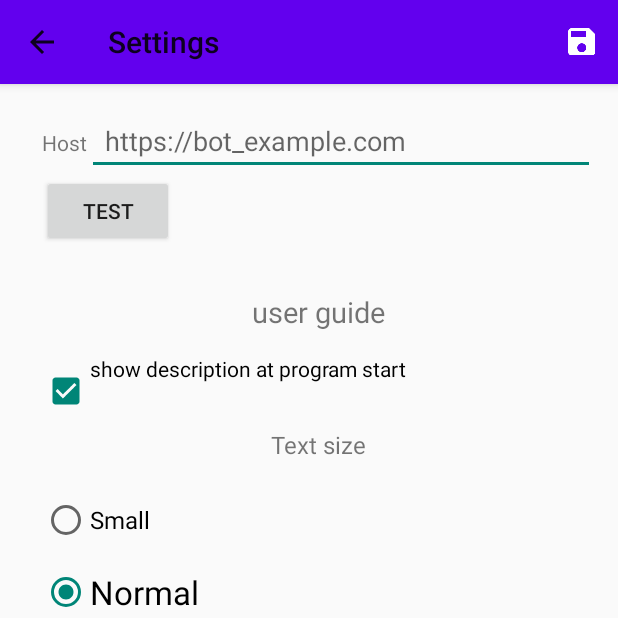
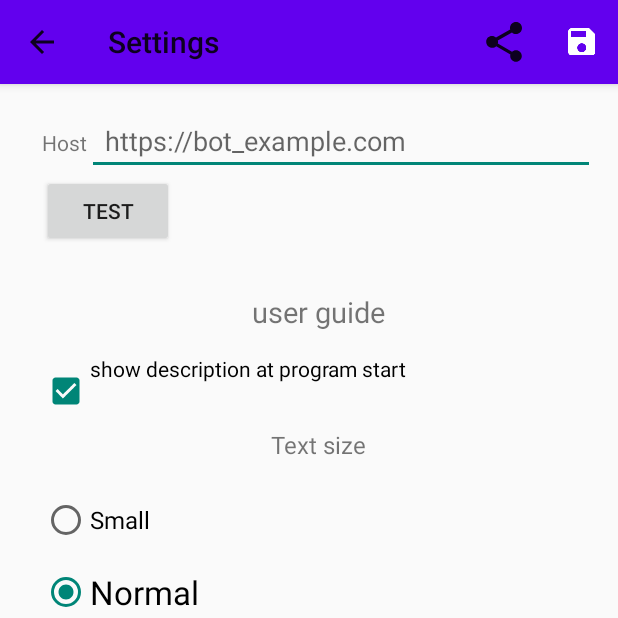
Before and after one commit to yarrou/ControllerForTelegramBot, an Android app: the SettingActivity screen opened directly, with no data from a screen before it, on a phone screen of 412 x 824 dp, the top half of it. Run offline under Robolectric (Android 15) with nearby library versions, the phone set to English and light mode, and no system bars; 1 statement that could not run was skipped.

Commit message:
implemented the ability to share a backup of settings from the Settings activity toolbar

```diff
--- a/app/src/main/java/site/alexkononsol/controllerfortelegrambot/settings/SettingActivity.java
+++ b/app/src/main/java/site/alexkononsol/controllerfortelegrambot/settings/SettingActivity.java
@@ -3,6 +3,7 @@ package site.alexkononsol.controllerfortelegrambot.settings;
 import android.content.Intent;
 import android.net.Uri;
 import android.os.Bundle;
+import android.os.Environment;
 import android.view.Menu;
 import android.view.MenuItem;
 import android.view.View;
@@ -16,7 +17,10 @@ import android.widget.Toast;
 
 import androidx.appcompat.app.ActionBar;
 import androidx.appcompat.app.AppCompatActivity;
+import androidx.appcompat.widget.ShareActionProvider;
 import androidx.appcompat.widget.Toolbar;
+import androidx.core.content.FileProvider;
+import androidx.core.view.MenuItemCompat;
 
 import java.io.File;
 import java.io.FileOutputStream;
@@ -35,6 +39,7 @@ import site.alexkononsol.controllerfortelegrambot.utils.SettingsManager;
 
 public class SettingActivity extends AppCompatActivity {
 
+    private ShareActionProvider shareActionProvider;
 
     @Override
     protected void onCreate(Bundle savedInstanceState) {
@@ -52,6 +57,12 @@ public class SettingActivity extends AppCompatActivity {
     @Override
     public boolean onCreateOptionsMenu(Menu menu) {
         getMenuInflater().inflate(R.menu.settings_toolbar_menu, menu);
+        MenuItem menuItem = menu.findItem(R.id.action_share);
+        shareActionProvider =
+                (ShareActionProvider) MenuItemCompat.getActionProvider(menuItem);
+        //!!!Attention!!! needs to be redone
+        File file = new File(Environment.getExternalStorageDirectory().getPath()+"/ControllerForTelegramBot/backup.bp");
+        setShareActionIntent(file);
         return super.onCreateOptionsMenu(menu);
     }
     @Override
@@ -63,6 +74,14 @@ public class SettingActivity extends AppCompatActivity {
             default:
                 return super.onOptionsItemSelected(item);
         }
+    }
+
+    private void setShareActionIntent(File file) {
+        Intent intent = new Intent(Intent.ACTION_SEND);
+        intent.setType("*/*");
+        intent.putExtra(Intent.EXTRA_STREAM, FileProvider.getUriForFile(this, this.getApplicationContext().getPackageName() + ".provider", file));
+        intent.addFlags(Intent.FLAG_GRANT_READ_URI_PERMISSION);
+        shareActionProvider.setShareIntent(intent);
     }
 
     public void onSaveSetting(View view) {
--- a/app/src/main/res/menu/settings_toolbar_menu.xml
+++ b/app/src/main/res/menu/settings_toolbar_menu.xml
@@ -4,6 +4,13 @@
     <item android:id="@+id/action_save_settings"
         android:title="@string/textButtonSaveSettings"
         android:icon="@drawable/ic_content_save_white_24dp"
+        android:orderInCategory="10"
+        app:showAsAction="always" />
+
+    <item
+        android:id="@+id/action_share"
         android:orderInCategory="1"
+        android:title="@string/action_share"
+        app:actionProviderClass="androidx.appcompat.widget.ShareActionProvider"
         app:showAsAction="ifRoom" />
 </menu>
--- /dev/null
+++ b/app/src/main/res/xml/provider_paths.xml
@@ -0,0 +1,4 @@
+<?xml version="1.0" encoding="utf-8"?>
+<paths>
+    <external-path name="external_files" path="."/>
+</paths>
```
Also changed, not shown: app/src/main/AndroidManifest.xml (+10 -0 lines).
